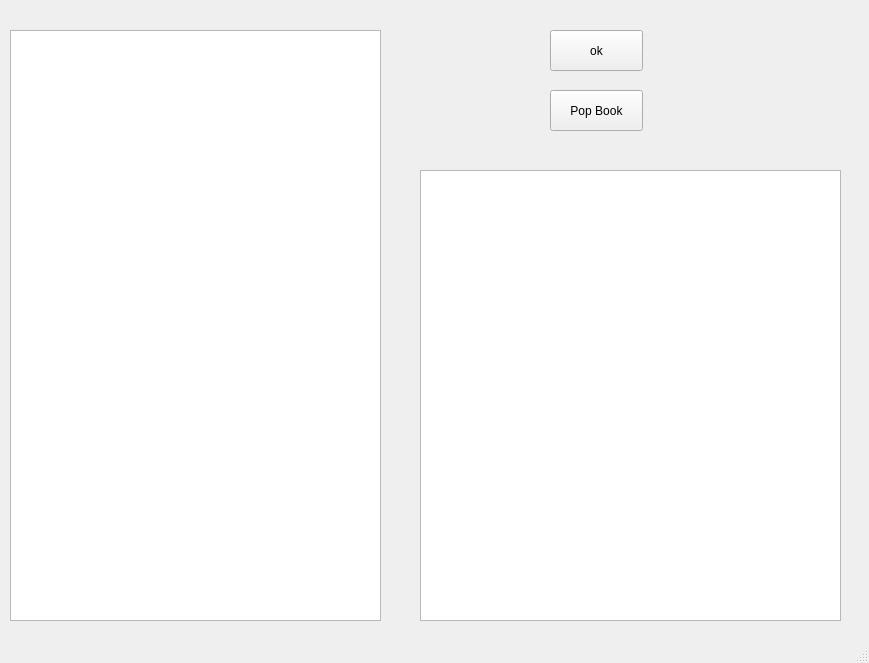
First picture: the form in store.ui, repository HamidDasht/DS-FirstProject, before the edit.
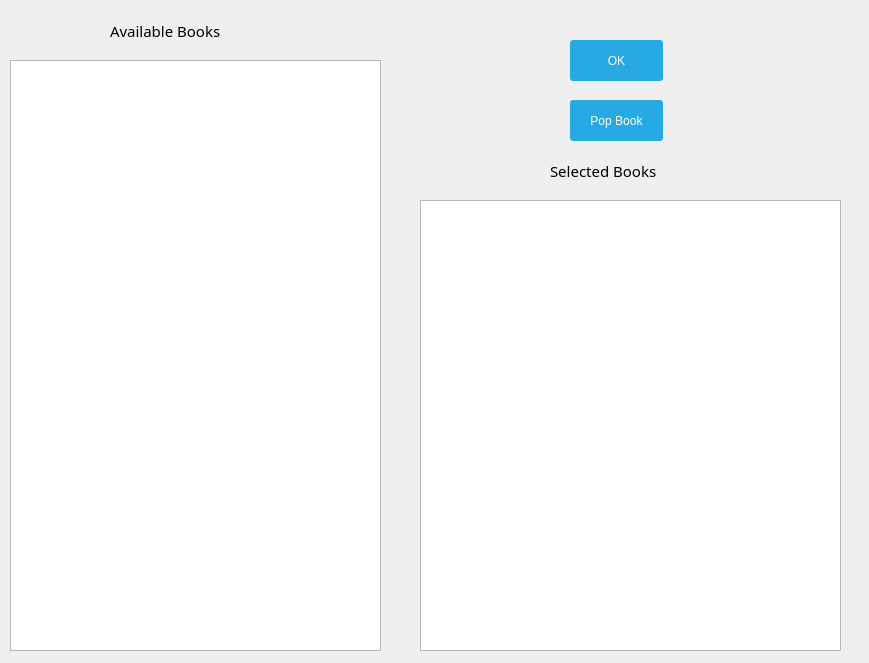
Second picture: the form after the edit.

Diff of the .ui file:
```diff
--- a/store.ui
+++ b/store.ui
@@ -14,11 +14,35 @@
    <string>MainWindow</string>
   </property>
   <widget class="QWidget" name="centralwidget">
+   <property name="styleSheet">
+    <string notr="true">QPushButton
+{
+	width: 80px;
+	height: 30px;
+	color: white;
+	background-color: #27a9e3;
+	border-width: 0px;
+	border-radius: 3px;
+}
+
+
+
+QPushButton:hover
+{
+	background-color: #50a947;
+}
+
+QPushButton:pressed
+{
+	background-color: #dcde1b;
+	color: black;
+}</string>
+   </property>
    <widget class="QListWidget" name="listWidget">
     <property name="geometry">
      <rect>
       <x>10</x>
-      <y>30</y>
+      <y>60</y>
       <width>371</width>
       <height>591</height>
      </rect>
@@ -27,21 +51,21 @@
    <widget class="QPushButton" name="end_of_bying">
     <property name="geometry">
      <rect>
-      <x>550</x>
-      <y>30</y>
+      <x>570</x>
+      <y>40</y>
       <width>93</width>
       <height>41</height>
      </rect>
     </property>
     <property name="text">
-     <string>ok</string>
+     <string>OK</string>
     </property>
    </widget>
    <widget class="QPushButton" name="PopBook">
     <property name="geometry">
      <rect>
-      <x>550</x>
-      <y>90</y>
+      <x>570</x>
+      <y>100</y>
       <width>93</width>
       <height>41</height>
      </rect>
@@ -54,14 +78,51 @@
     <property name="geometry">
      <rect>
       <x>420</x>
-      <y>170</y>
+      <y>200</y>
       <width>421</width>
       <height>451</height>
      </rect>
     </property>
    </widget>
+   <widget class="QLabel" name="label">
+    <property name="geometry">
+     <rect>
+      <x>110</x>
+      <y>10</y>
+      <width>161</width>
+      <height>41</height>
+     </rect>
+    </property>
+    <property name="font">
+     <font>
+      <family>Sitka Small</family>
+      <pointsize>11</pointsize>
+     </font>
+    </property>
+    <property name="text">
+     <string>Available Books</string>
+    </property>
+   </widget>
+   <widget class="QLabel" name="label_2">
+    <property name="geometry">
+     <rect>
+      <x>550</x>
+      <y>150</y>
+      <width>161</width>
+      <height>41</height>
+     </rect>
+    </property>
+    <property name="font">
+     <font>
+      <family>Sitka Small</family>
+      <pointsize>11</pointsize>
+     </font>
+    </property>
+    <property name="text">
+     <string>Selected Books</string>
+    </property>
+   </widget>
   </widget>
-  <widget class="QStatusBar" name="statusbar"/>
  </widget>
  <resources/>
  <connections/>
```
Left out of the diff: 2 changed lines with no effect on the pictures.
